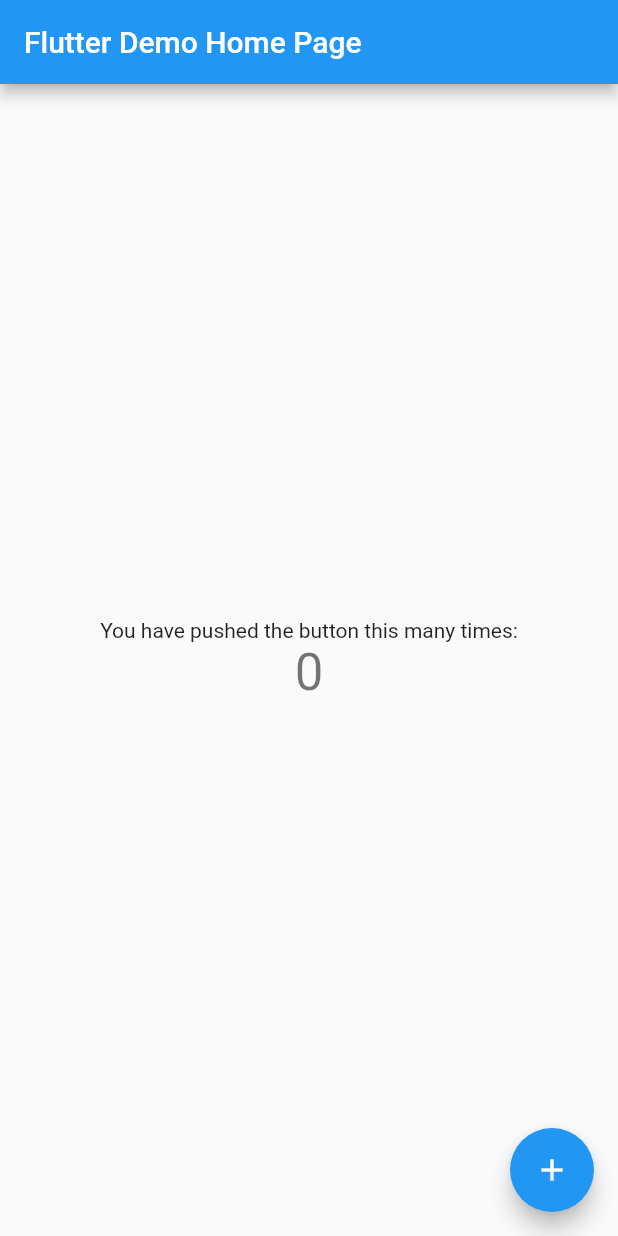
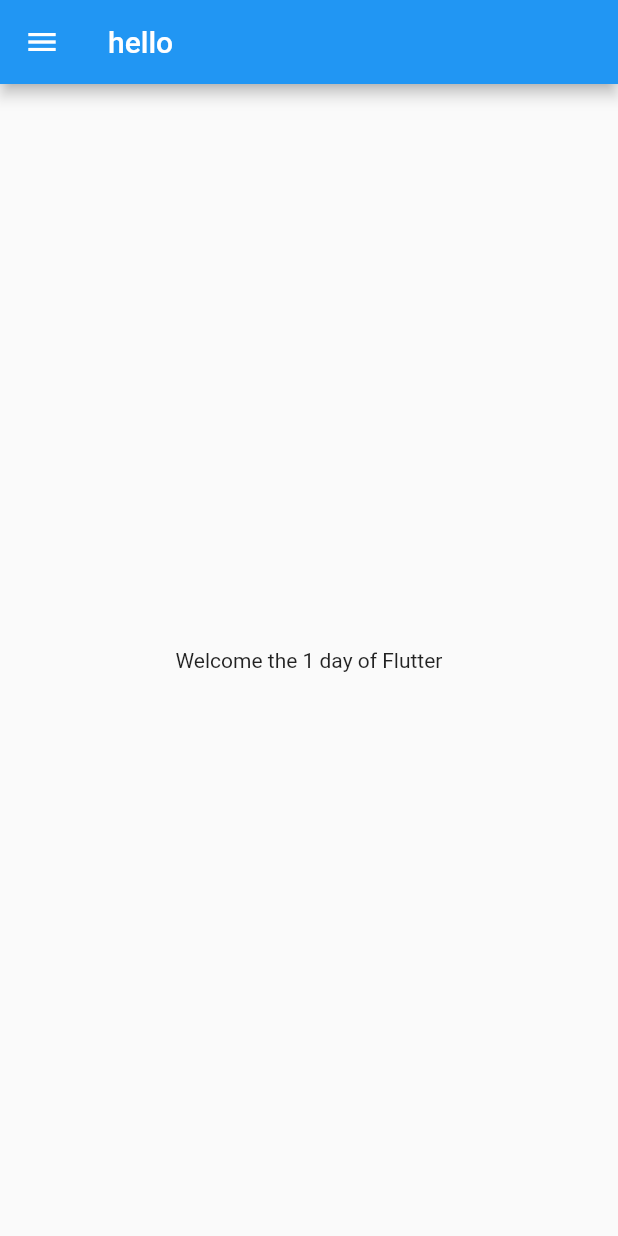
Before and after one commit to Vikash620404/flutter_catalog.dart, a Flutter app: the screen it shows after launch, on a phone screen of 412 x 824 dp. Run offline on Flutter 3.47's test engine with Material 2 defaults, Android fonts, the phone set to English and light mode, and no system bars.

Commit message:
Day 1 Completed

```diff
--- /dev/null
+++ b/lib/home_page.dart
@@ -0,0 +1,22 @@
+import 'package:flutter/material.dart';
+class Homepage extends StatelessWidget {
+
+
+  @override
+  Widget build(BuildContext context) {
+    var day=1;
+    return  Scaffold(
+        //home: Material(
+          appBar:AppBar(
+            title: Text("hello"),
+          ),
+      body: Center(
+
+        child: Container(
+          child: Text("Welcome the $day day of Flutter"),
+        ),
+      ),
+      drawer: Drawer(),
+    );
+  }
+}
--- a/lib/main.dart
+++ b/lib/main.dart
@@ -1,115 +1,19 @@
 import 'package:flutter/material.dart';
+import 'package:flutter_catalog/home_page.dart';
 
 void main() {
-  runApp(const MyApp());
+  runApp(MyApp());
 }
 
 class MyApp extends StatelessWidget {
   const MyApp({Key? key}) : super(key: key);
 
-  // This widget is the root of your application.
   @override
   Widget build(BuildContext context) {
+    var day = 5;
+
     return MaterialApp(
-      title: 'Flutter Demo',
-      theme: ThemeData(
-        // This is the theme of your application.
-        //
-        // Try running your application with "flutter run". You'll see the
-        // application has a blue toolbar. Then, without quitting the app, try
-        // changing the primarySwatch below to Colors.green and then invoke
-        // "hot reload" (press "r" in the console where you ran "flutter run",
-        // or simply save your changes to "hot reload" in a Flutter IDE).
-        // Notice that the counter didn't reset back to zero; the application
-        // is not restarted.
-        primarySwatch: Colors.blue,
-      ),
-      home: const MyHomePage(title: 'Flutter Demo Home Page'),
+      home: Homepage(),
     );
   }
 }
-
-class MyHomePage extends StatefulWidget {
-  const MyHomePage({Key? key, required this.title}) : super(key: key);
-
-  // This widget is the home page of your application. It is stateful, meaning
-  // that it has a State object (defined below) that contains fields that affect
-  // how it looks.
-
-  // This class is the configuration for the state. It holds the values (in this
-  // case the title) provided by the parent (in this case the App widget) and
-  // used by the build method of the State. Fields in a Widget subclass are
-  // always marked "final".
-
-  final String title;
-
-  @override
-  State<MyHomePage> createState() => _MyHomePageState();
-}
-
-class _MyHomePageState extends State<MyHomePage> {
-  int _counter = 0;
-
-  void _incrementCounter() {
-    setState(() {
-      // This call to setState tells the Flutter framework that something has
-      // changed in this State, which causes it to rerun the build method below
-      // so that the display can reflect the updated values. If we changed
-      // _counter without calling setState(), then the build method would not be
-      // called again, and so nothing would appear to happen.
-      _counter++;
-    });
-  }
-
-  @override
-  Widget build(BuildContext context) {
-    // This method is rerun every time setState is called, for instance as done
-    // by the _incrementCounter method above.
-    //
-    // The Flutter framework has been optimized to make rerunning build methods
-    // fast, so that you can just rebuild anything that needs updating rather
-    // than having to individually change instances of widgets.
-    return Scaffold(
-      appBar: AppBar(
-        // Here we take the value from the MyHomePage object that was created by
-        // the App.build method, and use it to set our appbar title.
-        title: Text(widget.title),
-      ),
-      body: Center(
-        // Center is a layout widget. It takes a single child and positions it
-        // in the middle of the parent.
-        child: Column(
-          // Column is also a layout widget. It takes a list of children and
-          // arranges them vertically. By default, it sizes itself to fit its
-          // children horizontally, and tries to be as tall as its parent.
-          //
-          // Invoke "debug painting" (press "p" in the console, choose the
-          // "Toggle Debug Paint" action from the Flutter Inspector in Android
-          // Studio, or the "Toggle Debug Paint" command in Visual Studio Code)
-          // to see the wireframe for each widget.
-          //
-          // Column has various properties to control how it sizes itself and
-          // how it positions its children. Here we use mainAxisAlignment to
-          // center the children vertically; the main axis here is the vertical
-          // axis because Columns are vertical (the cross axis would be
-          // horizontal).
-          mainAxisAlignment: MainAxisAlignment.center,
-          children: <Widget>[
-            const Text(
-              'You have pushed the button this many times:',
-            ),
-            Text(
-              '$_counter',
-              style: Theme.of(context).textTheme.headline4,
-            ),
-          ],
-        ),
-      ),
-      floatingActionButton: FloatingActionButton(
-        onPressed: _incrementCounter,
-        tooltip: 'Increment',
-        child: const Icon(Icons.add),
-      ), // This trailing comma makes auto-formatting nicer for build methods.
-    );
-  }
-}
```
